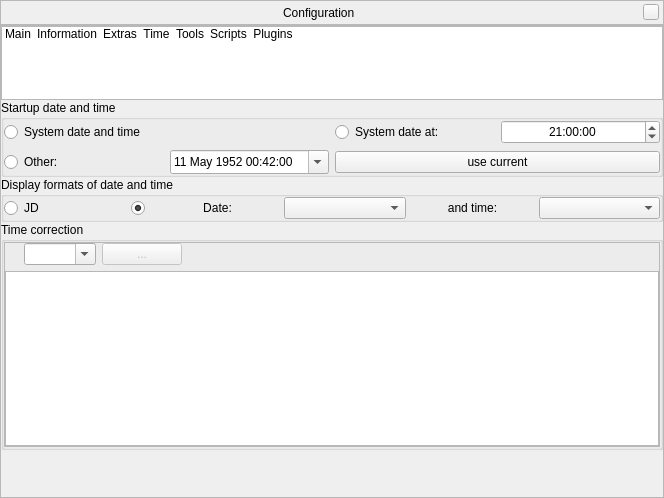
Before: the Qt Designer form src/gui/configurationDialog.ui in ultrapre/stellarium, drawn with Qt 5.
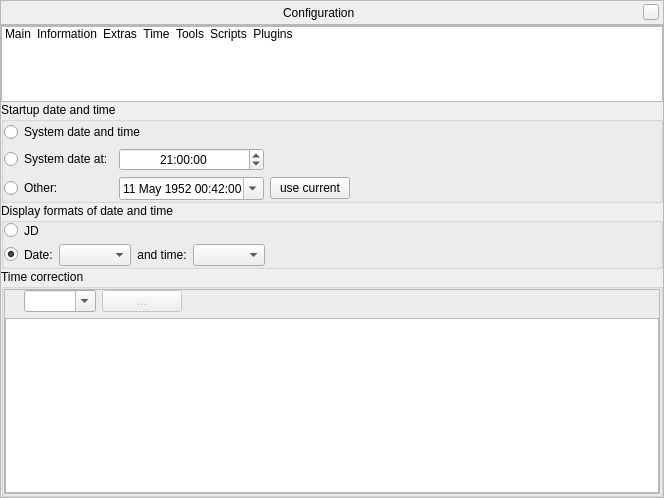
After: the same form once the commit is applied. The open tabs and pages were chosen to show the change. Icons and pictures are not drawn. Custom widgets are drawn as their Qt base class.

The edit to the form file:
```diff
--- a/src/gui/configurationDialog.ui
+++ b/src/gui/configurationDialog.ui
@@ -153,12 +153,6 @@
           <height>74</height>
          </size>
         </property>
-        <property name="maximumSize">
-         <size>
-          <width>16777215</width>
-          <height>74</height>
-         </size>
-        </property>
         <property name="focusPolicy">
          <enum>Qt::NoFocus</enum>
         </property>
@@ -1309,122 +1303,68 @@
              <property name="bottomMargin">
               <number>0</number>
              </property>
-             <item row="0" column="0">
-              <widget class="QRadioButton" name="systemTimeRadio">
+             <item row="1" column="0">
+              <widget class="QRadioButton" name="todayRadio">
                <property name="toolTip">
                 <string>Starts Stellarium at system clock date and time</string>
                </property>
                <property name="text">
-                <string>System date and time</string>
+                <string>System date at:</string>
                </property>
               </widget>
              </item>
-             <item row="0" column="1">
-              <layout class="QHBoxLayout" name="_3">
-               <property name="spacing">
-                <number>6</number>
-               </property>
-               <item>
-                <widget class="QRadioButton" name="todayRadio">
-                 <property name="toolTip">
-                  <string>Sets the simulation time to the next instance of this time of day when Stellarium starts</string>
-                 </property>
-                 <property name="text">
-                  <string>System date at:</string>
-                 </property>
-                </widget>
-               </item>
-               <item>
-                <widget class="QTimeEdit" name="todayTimeSpinBox">
-                 <property name="sizePolicy">
-                  <sizepolicy hsizetype="Preferred" vsizetype="Preferred">
-                   <horstretch>0</horstretch>
-                   <verstretch>0</verstretch>
-                  </sizepolicy>
-                 </property>
-                 <property name="minimumSize">
-                  <size>
-                   <width>0</width>
-                   <height>24</height>
-                  </size>
-                 </property>
-                 <property name="maximumSize">
-                  <size>
-                   <width>16777215</width>
-                   <height>24</height>
-                  </size>
-                 </property>
-                 <property name="font">
-                  <font/>
-                 </property>
-                 <property name="frame">
-                  <bool>true</bool>
-                 </property>
-                 <property name="alignment">
-                  <set>Qt::AlignCenter</set>
-                 </property>
-                 <property name="currentSectionIndex">
-                  <number>0</number>
-                 </property>
-                 <property name="time">
-                  <time>
-                   <hour>21</hour>
-                   <minute>0</minute>
-                   <second>0</second>
-                  </time>
-                 </property>
-                </widget>
-               </item>
-              </layout>
-             </item>
              <item row="2" column="0">
-              <layout class="QHBoxLayout" name="_4">
-               <item>
-                <widget class="QRadioButton" name="fixedTimeRadio">
-                 <property name="toolTip">
-                  <string>Use a specific date and time when Stellarium starts up</string>
-                 </property>
-                 <property name="text">
-                  <string>Other:</string>
-                 </property>
-                </widget>
-               </item>
-               <item>
-                <widget class="QDateTimeEdit" name="fixedDateTimeEdit">
-                 <property name="minimumSize">
-                  <size>
-                   <width>0</width>
-                   <height>24</height>
-                  </size>
-                 </property>
-                 <property name="maximumSize">
-                  <size>
-                   <width>16777215</width>
-                   <height>24</height>
-                  </size>
-                 </property>
-                 <property name="date">
-                  <date>
-                   <year>1952</year>
-                   <month>5</month>
-                   <day>11</day>
-                  </date>
-                 </property>
-                 <property name="time">
-                  <time>
-                   <hour>0</hour>
-                   <minute>42</minute>
-                   <second>0</second>
-                  </time>
-                 </property>
-                 <property name="calendarPopup">
-                  <bool>true</bool>
-                 </property>
-                </widget>
-               </item>
-              </layout>
+              <widget class="QRadioButton" name="fixedTimeRadio">
+               <property name="toolTip">
+                <string>Use a specific date and time when Stellarium starts up</string>
+               </property>
+               <property name="text">
+                <string>Other:</string>
+               </property>
+              </widget>
+             </item>
+             <item row="1" column="1">
+              <widget class="QTimeEdit" name="todayTimeSpinBox">
+               <property name="frame">
+                <bool>true</bool>
+               </property>
+               <property name="alignment">
+                <set>Qt::AlignCenter</set>
+               </property>
+               <property name="currentSectionIndex">
+                <number>0</number>
+               </property>
+               <property name="time">
+                <time>
+                 <hour>21</hour>
+                 <minute>0</minute>
+                 <second>0</second>
+                </time>
+               </property>
+              </widget>
              </item>
              <item row="2" column="1">
+              <widget class="QDateTimeEdit" name="fixedDateTimeEdit">
+               <property name="date">
+                <date>
+                 <year>1952</year>
+                 <month>5</month>
+                 <day>11</day>
+                </date>
+               </property>
+               <property name="time">
+                <time>
+                 <hour>0</hour>
+                 <minute>42</minute>
+                 <second>0</second>
+                </time>
+               </property>
+               <property name="calendarPopup">
+                <bool>true</bool>
+               </property>
+              </widget>
+             </item>
+             <item row="2" column="2">
               <widget class="QPushButton" name="fixedDateTimeCurrentButton">
                <property name="toolTip">
                 <string>Use current local date and time</string>
@@ -1434,6 +1374,29 @@
                </property>
               </widget>
              </item>
+             <item row="2" column="3">
+              <spacer name="horizontalSpacer_4">
+               <property name="orientation">
+                <enum>Qt::Horizontal</enum>
+               </property>
+               <property name="sizeHint" stdset="0">
+                <size>
+                 <width>40</width>
+                 <height>20</height>
+                </size>
+               </property>
+              </spacer>
+             </item>
+             <item row="0" column="0" colspan="2">
+              <widget class="QRadioButton" name="systemTimeRadio">
+               <property name="toolTip">
+                <string>Starts Stellarium at system clock date and time</string>
+               </property>
+               <property name="text">
+                <string>System date and time</string>
+               </property>
+              </widget>
+             </item>
             </layout>
            </widget>
           </item>
@@ -1458,17 +1421,30 @@
              <property name="bottomMargin">
               <number>0</number>
              </property>
-             <item row="0" column="2">
+             <item row="1" column="0">
+              <widget class="QRadioButton" name="dtRadioButton">
+               <property name="text">
+                <string notr="true"/>
+               </property>
+               <property name="checked">
+                <bool>true</bool>
+               </property>
+              </widget>
+             </item>
+             <item row="1" column="1">
               <widget class="QLabel" name="dateFormatsLabel">
                <property name="text">
                 <string>Date:</string>
                </property>
                <property name="alignment">
-                <set>Qt::AlignCenter</set>
+                <set>Qt::AlignLeading|Qt::AlignLeft|Qt::AlignVCenter</set>
                </property>
               </widget>
              </item>
-             <item row="0" column="4">
+             <item row="1" column="2">
+              <widget class="QComboBox" name="dateFormatsComboBox"/>
+             </item>
+             <item row="1" column="3">
               <widget class="QLabel" name="timeFormatsLabel">
                <property name="text">
                 <string>and time:</string>
@@ -1478,38 +1454,36 @@
                </property>
               </widget>
              </item>
-             <item row="0" column="3">
-              <widget class="QComboBox" name="dateFormatsComboBox"/>
-             </item>
-             <item row="0" column="5">
+             <item row="1" column="4">
               <widget class="QComboBox" name="timeFormatsComboBox"/>
              </item>
+             <item row="1" column="5">
+              <spacer name="horizontalSpacer_6">
+               <property name="orientation">
+                <enum>Qt::Horizontal</enum>
+               </property>
+               <property name="sizeHint" stdset="0">
+                <size>
+                 <width>40</width>
+                 <height>20</height>
+                </size>
+               </property>
+              </spacer>
+             </item>
              <item row="0" column="0">
               <widget class="QRadioButton" name="jdRadioButton">
                <property name="text">
-                <string notr="true">JD</string>
+                <string notr="true"/>
                </property>
               </widget>
              </item>
              <item row="0" column="1">
-              <widget class="QRadioButton" name="dtRadioButton">
-               <property name="sizePolicy">
-                <sizepolicy hsizetype="Minimum" vsizetype="Minimum">
-                 <horstretch>0</horstretch>
-                 <verstretch>0</verstretch>
-                </sizepolicy>
-               </property>
-               <property name="maximumSize">
-                <size>
-                 <width>20</width>
-                 <height>16777215</height>
-                </size>
-               </property>
+              <widget class="QLabel" name="dateFormatsLabel_2">
                <property name="text">
-                <string notr="true"/>
+                <string>JD</string>
                </property>
-               <property name="checked">
-                <bool>true</bool>
+               <property name="alignment">
+                <set>Qt::AlignLeading|Qt::AlignLeft|Qt::AlignVCenter</set>
                </property>
               </widget>
              </item>
@@ -1609,8 +1583,8 @@
                     </property>
                     <property name="sizeHint" stdset="0">
                      <size>
-                      <width>40</width>
-                      <height>20</height>
+                      <width>0</width>
+                      <height>0</height>
                      </size>
                     </property>
                    </spacer>
```
Left out of the diff: 226 changed lines with no effect on the pictures.
